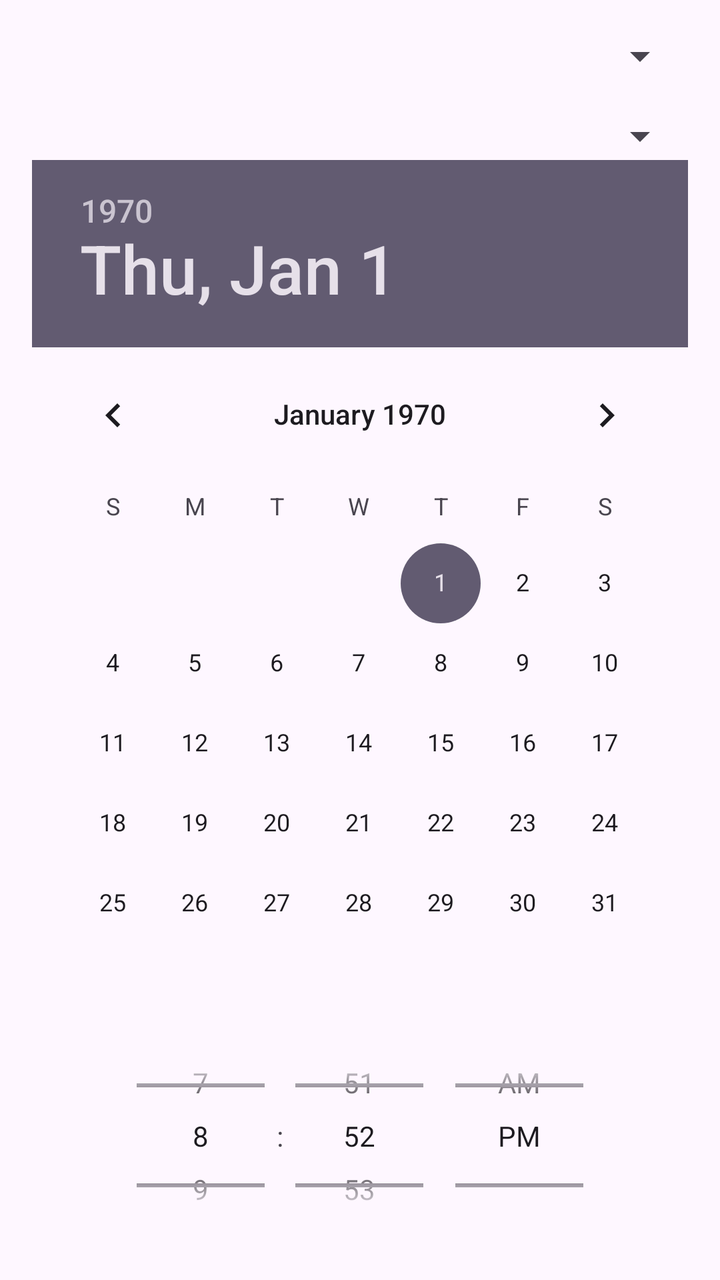
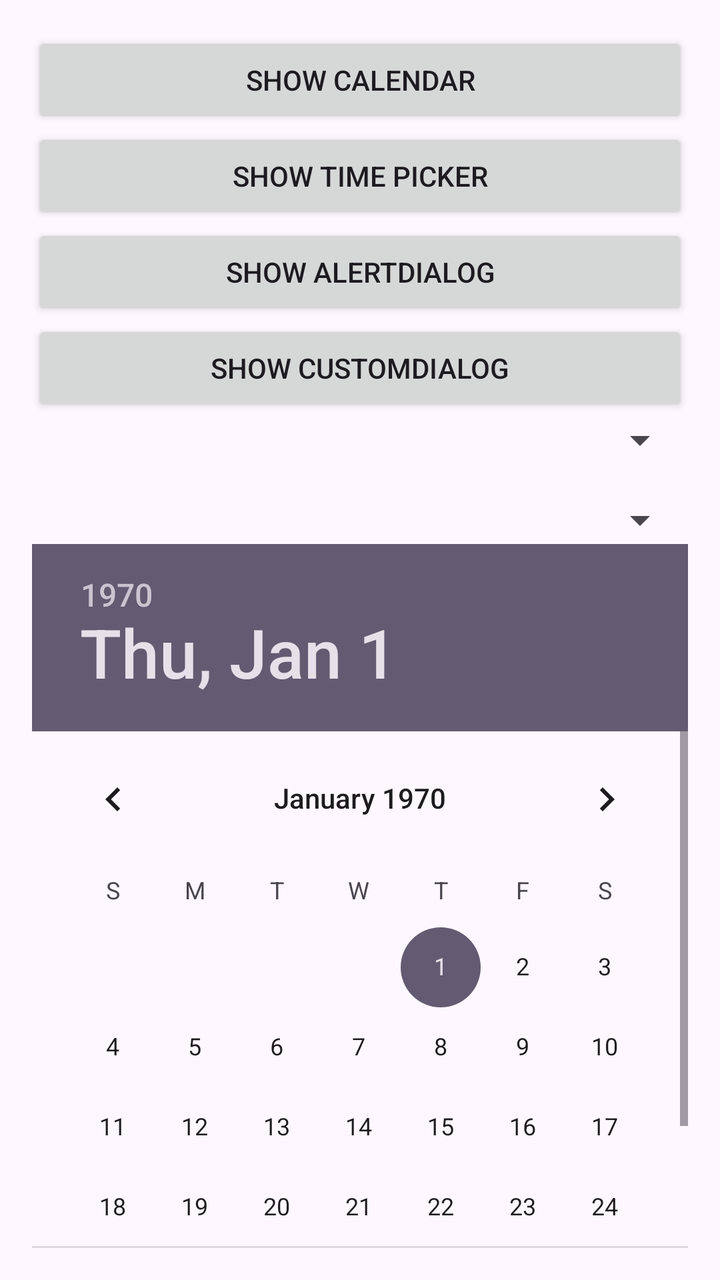

The first picture is an Android layout as it rendered before a commit; the second is the same layout after the commit. The layout source and the unified diff follow.
<!-- AndroidManifest.xml: application theme Theme.CountryApp -->
<!-- res/layout/activity_main.xml -->
<?xml version="1.0" encoding="utf-8"?>
<LinearLayout xmlns:android="http://schemas.android.com/apk/res/android"
    xmlns:app="http://schemas.android.com/apk/res-auto"
    xmlns:tools="http://schemas.android.com/tools"
    android:layout_width="match_parent"
    android:layout_height="match_parent"
    android:gravity="center"
    android:padding="16dp"
    android:orientation="vertical"
    tools:context=".MainActivity">

    <Spinner
        android:id="@+id/spinnerCountry"
        android:layout_width="match_parent"
        android:layout_height="wrap_content" />

    <Spinner
        android:id="@+id/spinnerProvinces"
        android:layout_marginTop="16dp"
        android:layout_width="match_parent"
        android:layout_height="wrap_content" />

    <DatePicker
        android:id="@+id/datePicker"
        android:layout_width="wrap_content"
        android:layout_height="wrap_content"
        android:calendarViewShown="false"
        android:datePickerMode="calendar" />

    <TimePicker
        android:id="@+id/timePicker"
        android:timePickerMode="spinner"
        android:layout_width="wrap_content"
        android:layout_height="wrap_content" />

    <Button
        android:id="@+id/btn_show_calendar"
        android:layout_width="match_parent"
        android:layout_height="wrap_content"
        android:text="Show Calendar"/>

    <Button
        android:id="@+id/btn_show_time_picker"
        android:layout_width="match_parent"
        android:layout_height="wrap_content"
        android:text="Show Time Picker"/>

    <Button
        android:id="@+id/btn_show_alert_dialog"
        android:layout_width="match_parent"
        android:layout_height="wrap_content"
        android:text="Show AlertDialog"/>

    <Button
        android:id="@+id/btn_show_custom_dialog"
        android:layout_width="match_parent"
        android:layout_height="wrap_content"
        android:text="Show CustomDialog"/>

</LinearLayout>
<!-- resources referenced by this layout -->
<resources>
  <style name="Theme.CountryApp" parent="Base.Theme.CountryApp" />
  <style name="Base.Theme.CountryApp" parent="Theme.Material3.DayNight.NoActionBar">
          
          
      </style>
</resources>

<!-- the commit's change to res/layout/activity_main.xml (unified diff, before → after) -->
@@ -8,6 +8,30 @@
     android:padding="16dp"
     android:orientation="vertical"
     tools:context=".MainActivity">
+
+    <Button
+        android:id="@+id/btn_show_calendar"
+        android:layout_width="match_parent"
+        android:layout_height="wrap_content"
+        android:text="Show Calendar"/>
+
+    <Button
+        android:id="@+id/btn_show_time_picker"
+        android:layout_width="match_parent"
+        android:layout_height="wrap_content"
+        android:text="Show Time Picker"/>
+
+    <Button
+        android:id="@+id/btn_show_alert_dialog"
+        android:layout_width="match_parent"
+        android:layout_height="wrap_content"
+        android:text="Show AlertDialog"/>
+
+    <Button
+        android:id="@+id/btn_show_custom_dialog"
+        android:layout_width="match_parent"
+        android:layout_height="wrap_content"
+        android:text="Show CustomDialog"/>
 
     <Spinner
         android:id="@+id/spinnerCountry"
@@ -33,28 +57,4 @@
         android:layout_width="wrap_content"
         android:layout_height="wrap_content" />
 
-    <Button
-        android:id="@+id/btn_show_calendar"
-        android:layout_width="match_parent"
-        android:layout_height="wrap_content"
-        android:text="Show Calendar"/>
-
-    <Button
-        android:id="@+id/btn_show_time_picker"
-        android:layout_width="match_parent"
-        android:layout_height="wrap_content"
-        android:text="Show Time Picker"/>
-
-    <Button
-        android:id="@+id/btn_show_alert_dialog"
-        android:layout_width="match_parent"
-        android:layout_height="wrap_content"
-        android:text="Show AlertDialog"/>
-
-    <Button
-        android:id="@+id/btn_show_custom_dialog"
-        android:layout_width="match_parent"
-        android:layout_height="wrap_content"
-        android:text="Show CustomDialog"/>
-
 </LinearLayout>
